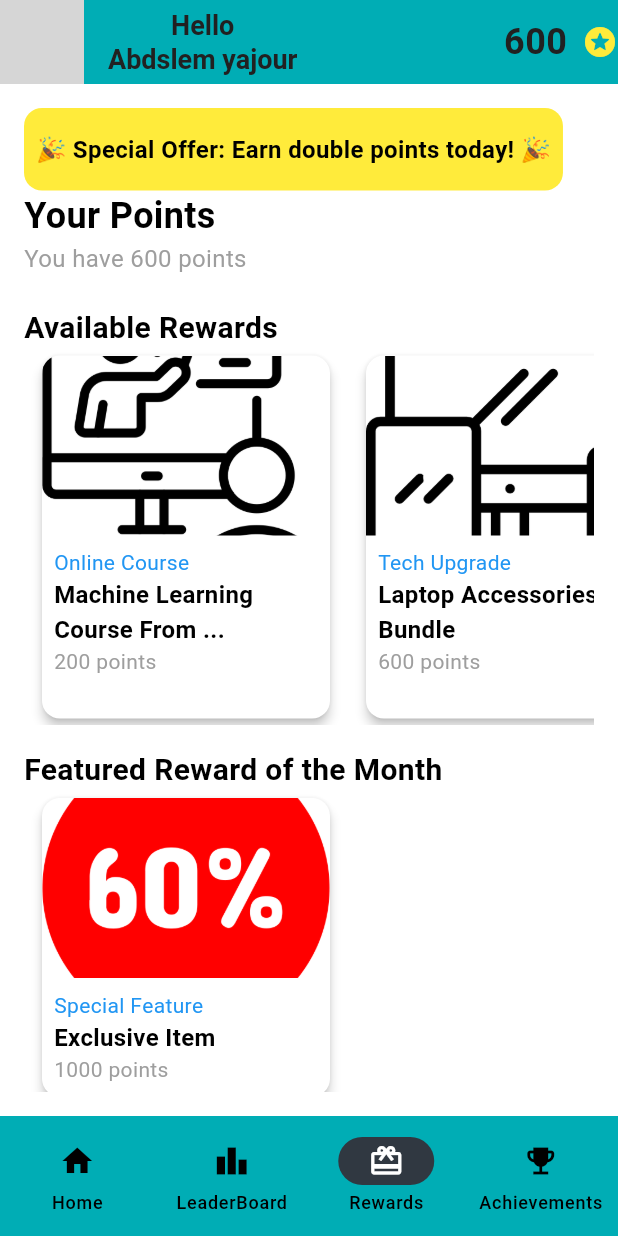
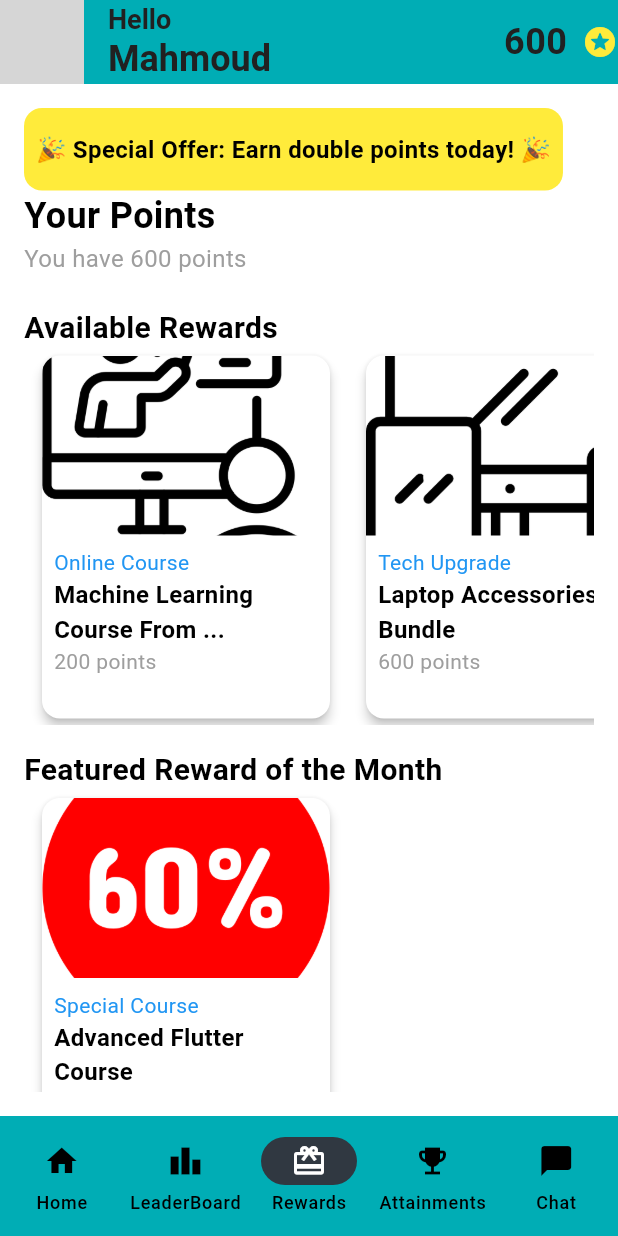
Before and after one commit to mohamedhassanamara/education_app, a Flutter app: the screen it shows after launch, item 3 of the bottom bar chosen, on a phone screen of 412 x 824 dp. Run offline on Flutter 3.47's test engine with Material 3 defaults, Android fonts, the phone set to English and light mode, and no system bars; network calls fail; grey boxes are pictures that could not be loaded.

Commit message:
fixed small things + added chat feature

```diff
--- a/lib/ui/view/main_screen.dart
+++ b/lib/ui/view/main_screen.dart
@@ -1,3 +1,4 @@
+import 'package:education_app/ui/view/chat_screen.dart';
 import 'package:education_app/ui/view/rewards_screen.dart';
 import 'package:flutter/material.dart';
 import 'package:provider/provider.dart';
@@ -22,6 +23,7 @@ class _MainScreenState extends State<MainScreen> {
     const LeaderBoardScreen(),
     const RewardsScreen(),
     AchievementsScreen(),
+    ChatScreen()
   ];
   @override
   Widget build(BuildContext context) {
@@ -35,15 +37,15 @@ class _MainScreenState extends State<MainScreen> {
           ),
         ),
         title: Column(
-          crossAxisAlignment: CrossAxisAlignment.center,
+          crossAxisAlignment: CrossAxisAlignment.start,
           children: [
             Text(
               'Hello',
               style: TextStyles.subtitle,
             ),
             Text(
-              'Abdslem yajour',
-              style: TextStyles.subtitle,
+              'Mahmoud',
+              style: TextStyles.title,
             ),
           ],
         ),
@@ -78,7 +80,11 @@ class _MainScreenState extends State<MainScreen> {
           ),
           NavigationDestination(
             icon: Icon(Icons.emoji_events),
-            label: 'Achievements',
+            label: 'Attainments',
+          ),
+          NavigationDestination(
+            icon: Icon(Icons.chat_bubble),
+            label: 'Chat',
           ),
         ],
         selectedIndex: selectedIndex,
--- a/lib/ui/view/rewards_screen.dart
+++ b/lib/ui/view/rewards_screen.dart
@@ -233,8 +233,8 @@ class _RewardsScreenState extends State<RewardsScreen> {
                             );
                           },
                           child: const RewardCard(
-                            category: 'Special Feature',
-                            name: 'Exclusive Item',
+                            category: 'Special Course',
+                            name: 'Advanced Flutter Course',
                             price: '1000 points',
                             imagePath: 'assets/60.png',
                           ),
```
Also changed, not shown: lib/ui/view/chat_screen.dart (added, +126 -0 lines).
